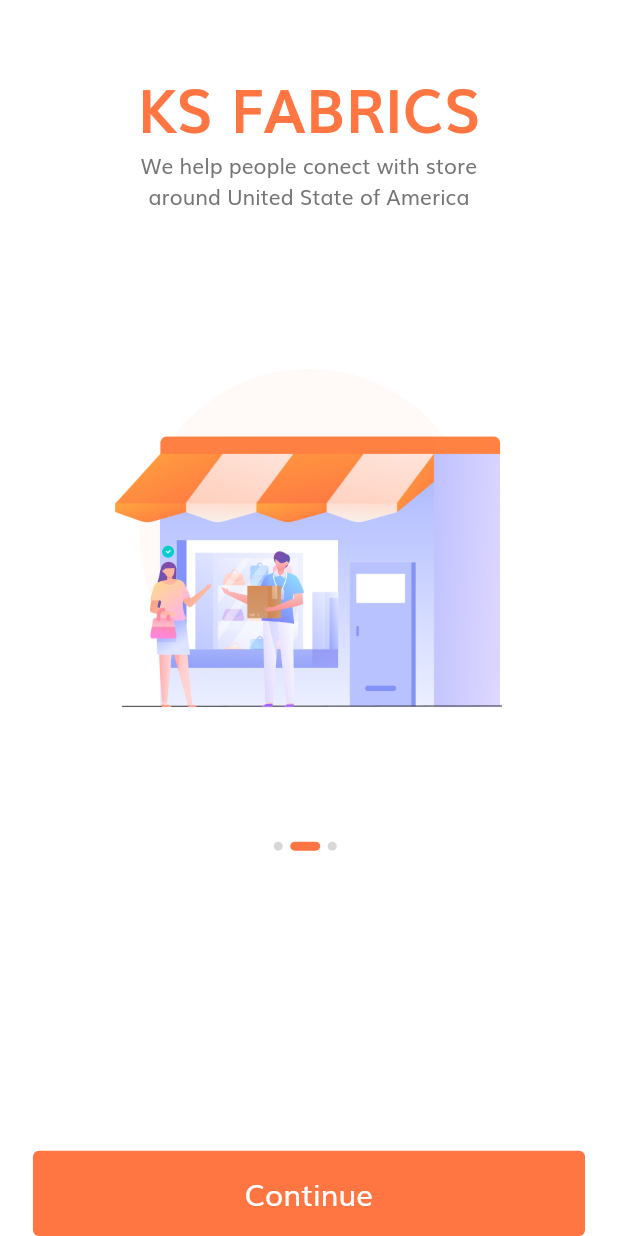
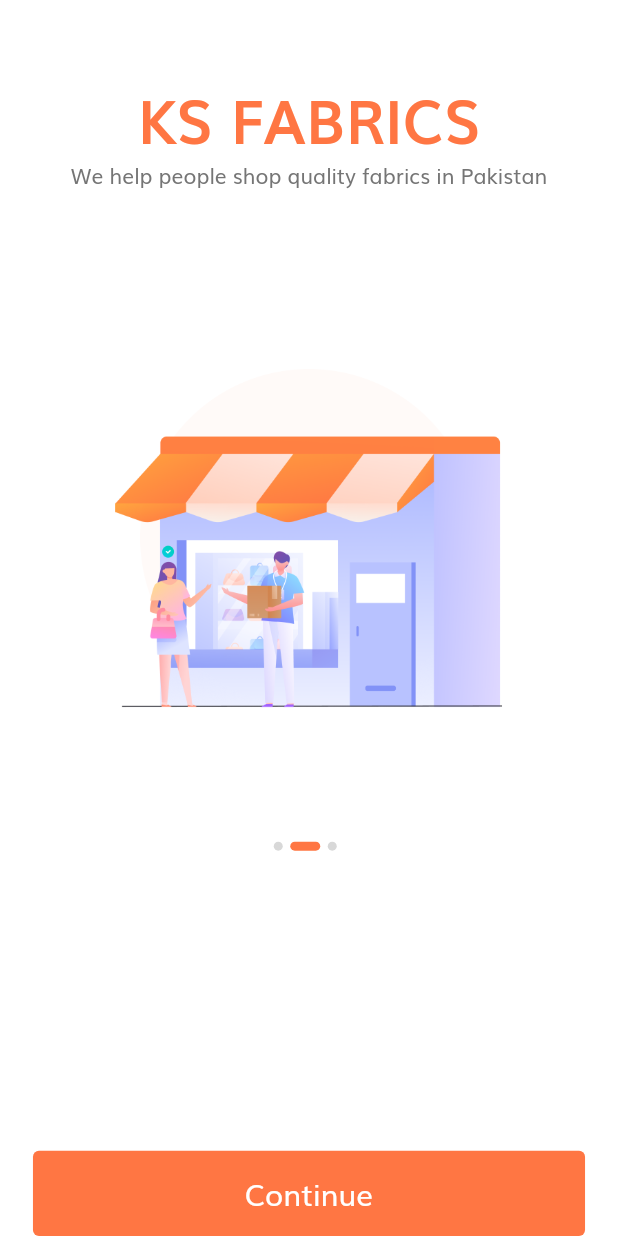
Before and after one commit to ishaqkhattana/KS-Fabrics, a Flutter app: the screen it shows after launch, swiped to page 2, on a phone screen of 412 x 824 dp. Run offline on Flutter 3.47's test engine with Material 2 defaults, Android fonts, the light colour scheme and no system bars; our stand-ins replace flutter_svg; missing offline and left inert: amplify_api, amplify_auth_cognito, amplify_core, amplify_flutter, shop_app.

```diff
--- a/lib/screens/splash/components/body.dart
+++ b/lib/screens/splash/components/body.dart
@@ -19,12 +19,12 @@ class _BodyState extends State<Body> {
   int currentPage = 0;
   List<Map<String, String>> splashData = [
     {
-      "text": "Welcome to Tokoto, Let’s shop!",
+      "text": "Welcome to KS FABRICS, Let’s shop!",
       "image": "assets/images/splash_1.png"
     },
     {
       "text":
-          "We help people conect with store \naround United State of America",
+          "We help people shop quality fabrics in Pakistan",
       "image": "assets/images/splash_2.png"
     },
     {
```
